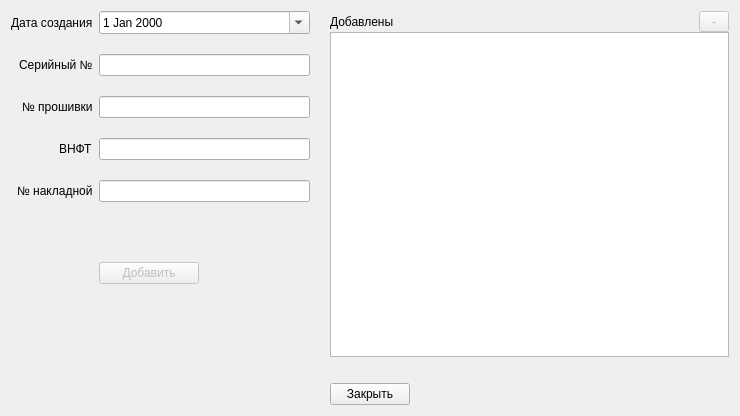
First picture: the form in Remont/platewindow.ui, repository AlexeyScherbakov2021/Remont2, before the edit.
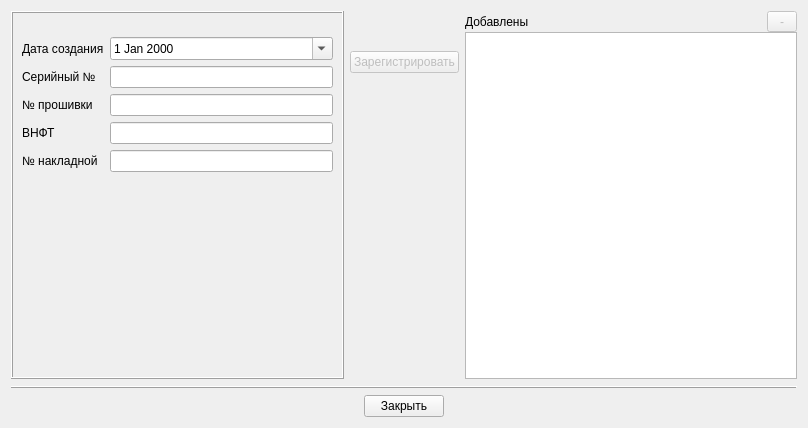
Second picture: the form after the edit. Icons and pictures are not drawn.

Diff of the .ui file:
```diff
--- a/Remont/platewindow.ui
+++ b/Remont/platewindow.ui
@@ -6,44 +6,27 @@
    <rect>
     <x>0</x>
     <y>0</y>
-    <width>740</width>
-    <height>416</height>
+    <width>808</width>
+    <height>428</height>
    </rect>
   </property>
   <property name="windowTitle">
    <string>Плата</string>
   </property>
-  <layout class="QVBoxLayout" name="verticalLayout_2">
+  <layout class="QVBoxLayout" name="verticalLayout_3">
    <item>
-    <layout class="QHBoxLayout" name="horizontalLayout_2" stretch="15,20">
-     <property name="spacing">
-      <number>20</number>
-     </property>
-     <property name="bottomMargin">
-      <number>20</number>
-     </property>
+    <layout class="QHBoxLayout" name="horizontalLayout_2" stretch="0,0,0">
      <item>
-      <layout class="QFormLayout" name="formLayout">
-       <property name="sizeConstraint">
-        <enum>QLayout::SizeConstraint::SetDefaultConstraint</enum>
+      <widget class="QFrame" name="frame">
+       <property name="frameShape">
+        <enum>QFrame::Shape::Box</enum>
        </property>
-       <property name="fieldGrowthPolicy">
-        <enum>QFormLayout::FieldGrowthPolicy::AllNonFixedFieldsGrow</enum>
+       <property name="frameShadow">
+        <enum>QFrame::Shadow::Raised</enum>
        </property>
-       <property name="rowWrapPolicy">
-        <enum>QFormLayout::RowWrapPolicy::DontWrapRows</enum>
-       </property>
-       <property name="labelAlignment">
-        <set>Qt::AlignmentFlag::AlignRight|Qt::AlignmentFlag::AlignTrailing|Qt::AlignmentFlag::AlignVCenter</set>
-       </property>
-       <property name="formAlignment">
-        <set>Qt::AlignmentFlag::AlignLeading|Qt::AlignmentFlag::AlignLeft|Qt::AlignmentFlag::AlignTop</set>
-       </property>
-       <property name="horizontalSpacing">
-        <number>6</number>
-       </property>
-       <property name="bottomMargin">
-        <number>30</number>
+       <layout class="QFormLayout" name="formLayout_2">
+        <property name="topMargin">
+         <number>24</number>
        </property>
        <item row="0" column="0">
         <widget class="QLabel" name="label">
@@ -100,22 +83,27 @@
         <widget class="QLineEdit" name="leNumberDoc"/>
        </item>
        <item row="5" column="1">
-        <spacer name="verticalSpacer">
+         <spacer name="verticalSpacer_2">
          <property name="orientation">
           <enum>Qt::Orientation::Vertical</enum>
          </property>
-         <property name="sizeType">
-          <enum>QSizePolicy::Policy::Fixed</enum>
-         </property>
          <property name="sizeHint" stdset="0">
           <size>
-           <width>20</width>
-           <height>20</height>
+            <width>204</width>
+            <height>163</height>
           </size>
          </property>
         </spacer>
        </item>
-       <item row="6" column="1">
+       </layout>
+      </widget>
+     </item>
+     <item>
+      <layout class="QVBoxLayout" name="verticalLayout_2">
+       <property name="topMargin">
+        <number>40</number>
+       </property>
+       <item>
         <widget class="QPushButton" name="pbAdd">
          <property name="enabled">
           <bool>false</bool>
@@ -128,7 +116,7 @@
          </property>
          <property name="maximumSize">
           <size>
-           <width>100</width>
+           <width>150</width>
            <height>16777215</height>
           </size>
          </property>
@@ -136,12 +124,16 @@
           <string>Добавить плату</string>
          </property>
          <property name="text">
-          <string>Добавить</string>
+          <string>Зарегистрировать</string>
+         </property>
+         <property name="icon">
+          <iconset resource="resource.qrc">
+           <normaloff>:/image/note-2.png</normaloff>:/image/note-2.png</iconset>
          </property>
         </widget>
        </item>
-       <item row="7" column="1">
-        <spacer name="verticalSpacer_2">
+       <item>
+        <spacer name="verticalSpacer">
          <property name="orientation">
           <enum>Qt::Orientation::Vertical</enum>
          </property>
@@ -162,6 +154,9 @@
        </property>
        <item>
         <layout class="QHBoxLayout" name="horizontalLayout">
+         <property name="rightMargin">
+          <number>0</number>
+         </property>
          <item>
           <widget class="QLabel" name="label_6">
            <property name="text">
@@ -197,6 +192,33 @@
      </item>
     </layout>
    </item>
+   <item>
+    <widget class="QFrame" name="frame_2">
+     <property name="styleSheet">
+      <string notr="true"/>
+     </property>
+     <property name="frameShape">
+      <enum>QFrame::Shape::HLine</enum>
+     </property>
+     <property name="frameShadow">
+      <enum>QFrame::Shadow::Raised</enum>
+     </property>
+     <layout class="QVBoxLayout" name="verticalLayout_4">
+      <property name="spacing">
+       <number>0</number>
+      </property>
+      <property name="topMargin">
+       <number>0</number>
+      </property>
+      <property name="rightMargin">
+       <number>9</number>
+      </property>
+      <property name="bottomMargin">
+       <number>0</number>
+      </property>
+     </layout>
+    </widget>
+   </item>
    <item alignment="Qt::AlignmentFlag::AlignHCenter">
     <widget class="QPushButton" name="pbCancel">
      <property name="sizePolicy">
@@ -220,6 +242,19 @@
      <property name="text">
       <string>Закрыть</string>
      </property>
+     <property name="icon">
+      <iconset resource="resource.qrc">
+       <normaloff>:/image/Exit.png</normaloff>:/image/Exit.png</iconset>
+     </property>
+     <property name="iconSize">
+      <size>
+       <width>32</width>
+       <height>32</height>
+      </size>
+     </property>
+     <property name="autoDefault">
+      <bool>false</bool>
+     </property>
     </widget>
    </item>
   </layout>
```
Left out of the diff: 17 changed lines with no effect on the pictures. Lines whose indentation alone changed are shown as unchanged.
